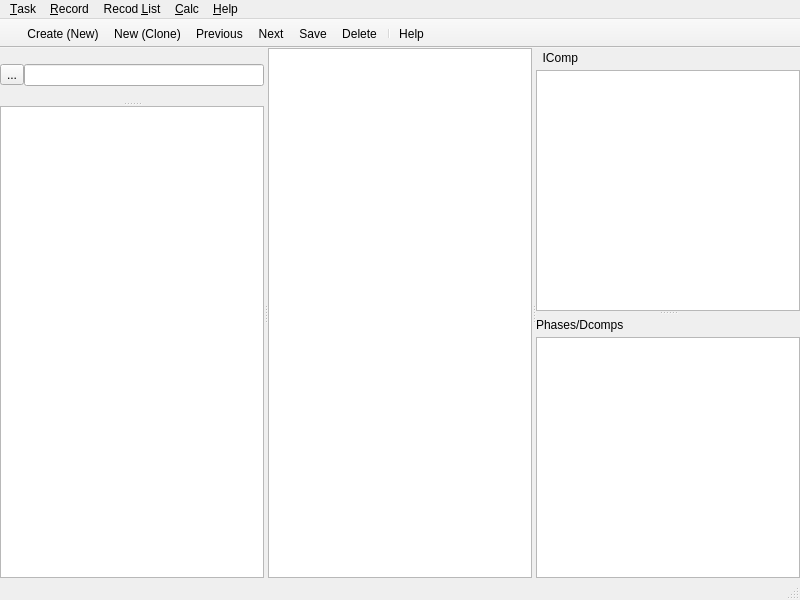
Above: gfshell2/dialogs/FITMainWindow.ui from gemshub/gemsfits before the change. Below: the same form after it.
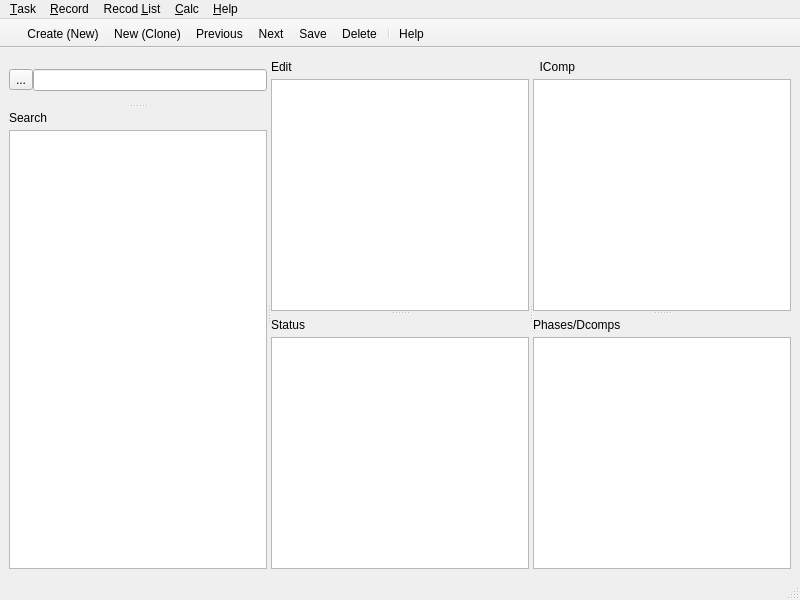
That is the form after the change. Icons and pictures are not drawn.

Commit message: Added fields to main window

The edit to the form file:
```diff
--- a/gfshell2/dialogs/FITMainWindow.ui
+++ b/gfshell2/dialogs/FITMainWindow.ui
@@ -15,21 +15,6 @@
   </property>
   <widget class="QWidget" name="centralwidget">
    <layout class="QHBoxLayout" name="horizontalLayout">
-    <property name="spacing">
-     <number>0</number>
-    </property>
-    <property name="leftMargin">
-     <number>0</number>
-    </property>
-    <property name="topMargin">
-     <number>0</number>
-    </property>
-    <property name="rightMargin">
-     <number>0</number>
-    </property>
-    <property name="bottomMargin">
-     <number>0</number>
-    </property>
     <item>
      <widget class="QSplitter" name="splV">
       <property name="orientation">
@@ -97,15 +82,15 @@
            </layout>
           </widget>
           <widget class="QWidget" name="widgetQuery" native="true">
-           <layout class="QVBoxLayout" name="verticalLayout_3" stretch="0">
+           <layout class="QVBoxLayout" name="verticalLayout_3">
             <property name="spacing">
-             <number>0</number>
+             <number>5</number>
             </property>
             <property name="leftMargin">
              <number>0</number>
             </property>
             <property name="topMargin">
-             <number>0</number>
+             <number>3</number>
             </property>
             <property name="rightMargin">
              <number>0</number>
@@ -113,6 +98,13 @@
             <property name="bottomMargin">
              <number>0</number>
             </property>
+            <item>
+             <widget class="QLabel" name="label_5">
+              <property name="text">
+               <string>Search</string>
+              </property>
+             </widget>
+            </item>
             <item>
              <widget class="QTextEdit" name="queryEdit"/>
             </item>
@@ -123,7 +115,7 @@
        </layout>
       </widget>
       <widget class="QWidget" name="widgetRecord" native="true">
-       <layout class="QHBoxLayout" name="horizontalLayout_2">
+       <layout class="QVBoxLayout" name="verticalLayout_6">
         <property name="spacing">
          <number>0</number>
         </property>
@@ -140,7 +132,69 @@
          <number>0</number>
         </property>
         <item>
-         <widget class="QTextEdit" name="recordEdit"/>
+         <widget class="QSplitter" name="splRecord">
+          <property name="orientation">
+           <enum>Qt::Vertical</enum>
+          </property>
+          <widget class="QWidget" name="widget" native="true">
+           <layout class="QVBoxLayout" name="verticalLayout_7">
+            <property name="spacing">
+             <number>5</number>
+            </property>
+            <property name="leftMargin">
+             <number>0</number>
+            </property>
+            <property name="topMargin">
+             <number>3</number>
+            </property>
+            <property name="rightMargin">
+             <number>0</number>
+            </property>
+            <property name="bottomMargin">
+             <number>0</number>
+            </property>
+            <item>
+             <widget class="QLabel" name="label_3">
+              <property name="text">
+               <string>Edit</string>
+              </property>
+             </widget>
+            </item>
+            <item>
+             <widget class="QTextEdit" name="recordEdit"/>
+            </item>
+           </layout>
+          </widget>
+          <widget class="QWidget" name="widget_2" native="true">
+           <layout class="QVBoxLayout" name="verticalLayout_8">
+            <property name="spacing">
+             <number>5</number>
+            </property>
+            <property name="leftMargin">
+             <number>0</number>
+            </property>
+            <property name="topMargin">
+             <number>3</number>
+            </property>
+            <property name="rightMargin">
+             <number>0</number>
+            </property>
+            <property name="bottomMargin">
+             <number>0</number>
+            </property>
+            <item>
+             <widget class="QLabel" name="label_4">
+              <property name="text">
+               <string>Status</string>
+              </property>
+             </widget>
+            </item>
+            <item>
+             <widget class="QTextEdit" name="statusEdit"/>
+            </item>
+           </layout>
+          </widget>
+         </widget>
         </item>
        </layout>
       </widget>
```
The commit also changes 2 other files.
